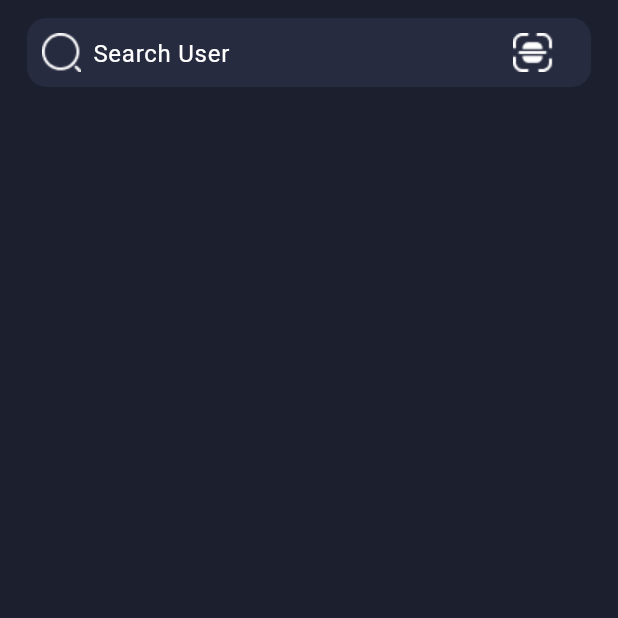
After one commit to Alireza-Seif/Instagram-clone, a Flutter app: the screen it shows after launch, on a phone screen of 412 x 824 dp, the top half of it. The commit adds this screen. Run offline on Flutter 3.47's test engine with Material 3 defaults, Android fonts, the phone set to English and light mode, and no system bars; our stand-ins replace dotted_border.

Commit message:
feat: start search screen

```diff
--- a/lib/main.dart
+++ b/lib/main.dart
@@ -1,5 +1,6 @@
 import 'package:flutter/material.dart';
 import 'package:instagram_clone/screens/home_screen.dart';
+import 'package:instagram_clone/screens/search_screen.dart';
 
 void main() {
   runApp(const MainApp());
@@ -38,7 +39,7 @@ class MainApp extends StatelessWidget {
         ),
       ),
       debugShowCheckedModeBanner: false,
-      home: const HomeScreen(),
+      home: const SearchScreen(),
     );
   }
 }
--- /dev/null
+++ b/lib/screens/search_screen.dart
@@ -0,0 +1,48 @@
+import 'package:flutter/material.dart';
+
+class SearchScreen extends StatelessWidget {
+  const SearchScreen({super.key});
+
+  @override
+  Widget build(BuildContext context) {
+    return Scaffold(
+      backgroundColor: const Color(0xff1C1F2E),
+      body: SafeArea(
+          child: Column(
+        children: [
+          Container(
+            height: 46,
+            margin: const EdgeInsets.only(left: 18,right: 18,top: 12),
+            decoration: const BoxDecoration(
+              color: Color(0xff272B40),
+              borderRadius: BorderRadius.all(
+                Radius.circular(13),
+              ),
+            ),
+            child: Padding(
+              padding: const EdgeInsets.symmetric(horizontal: 10),
+              child: Row(
+                children: [
+                  Image.asset('assets/images/icon_search.png'),
+                  const SizedBox(width: 8),
+                  const Expanded(
+                    child: TextField(
+                      decoration: InputDecoration(
+                        hintText: 'Search User',
+                        hintStyle: TextStyle(color: Colors.white),
+                        enabledBorder: InputBorder.none,
+                        focusedBorder: InputBorder.none,
+                      ),
+                    ),
+                  ),
+                  Image.asset('assets/images/icon_scan.png'),
+                  const SizedBox(width: 15),
+                ],
+              ),
+            ),
+          ),
+        ],
+      )),
+    );
+  }
+}
```
